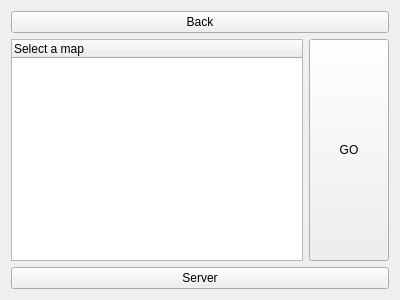
The window that funcatching/readypage.ui (rightlorg/funcatching) describes before a commit, drawn with Qt 5.
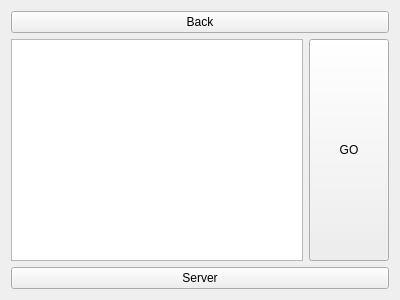
The same window after the commit.

Commit message: Beautify codes and add map list

```diff
--- a/funcatching/readypage.ui
+++ b/funcatching/readypage.ui
@@ -48,13 +48,7 @@
     </widget>
    </item>
    <item row="1" column="0">
-    <widget class="QTreeWidget" name="treeWidget">
-     <column>
-      <property name="text">
-       <string>Select a map</string>
-      </property>
-     </column>
-    </widget>
+    <widget class="QListWidget" name="listWidget"/>
    </item>
   </layout>
  </widget>
```
Left out of the diff: 6 changed lines with no effect on the pictures. The commit also changes 10 other files.
